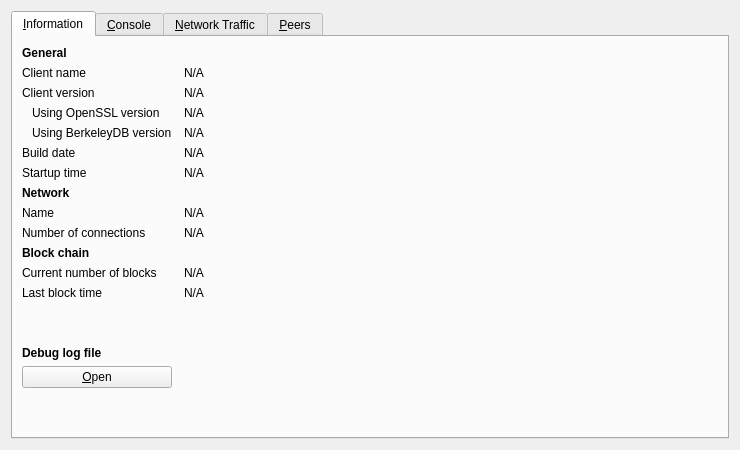
The window that src/qt/forms/rpcconsole.ui (Anoncoin/anoncoin) describes before a commit, drawn with Qt 5.
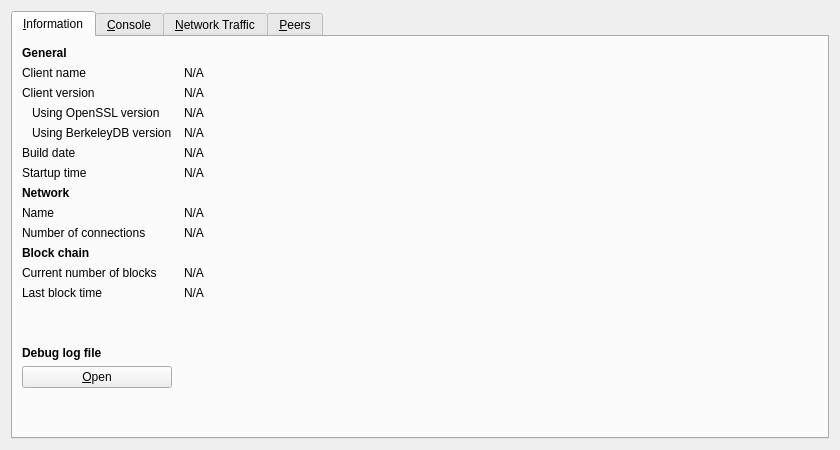
The same window after the commit. Icons and pictures are not drawn. Custom widgets are drawn as their Qt base class.

Commit message: Clear account table on load. Added text to default theme button.

Diff of the .ui file:
```diff
--- a/src/qt/forms/rpcconsole.ui
+++ b/src/qt/forms/rpcconsole.ui
@@ -6,7 +6,7 @@
    <rect>
     <x>0</x>
     <y>0</y>
-    <width>740</width>
+    <width>840</width>
     <height>450</height>
    </rect>
   </property>
```
The commit also changes 5 other files.
